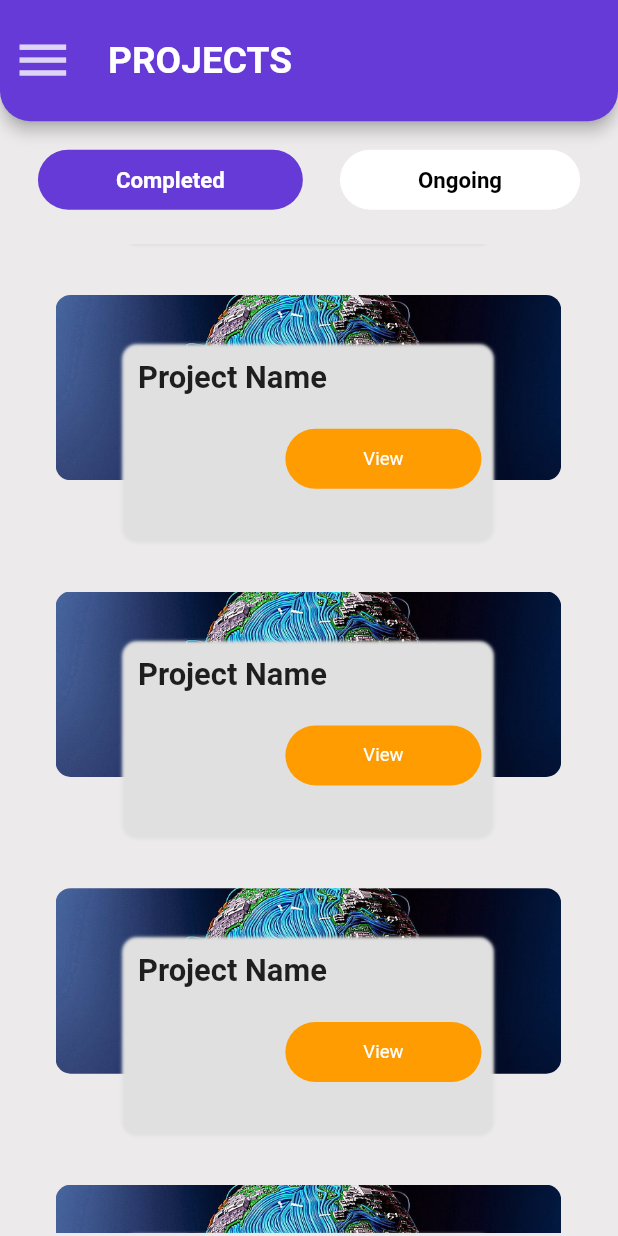
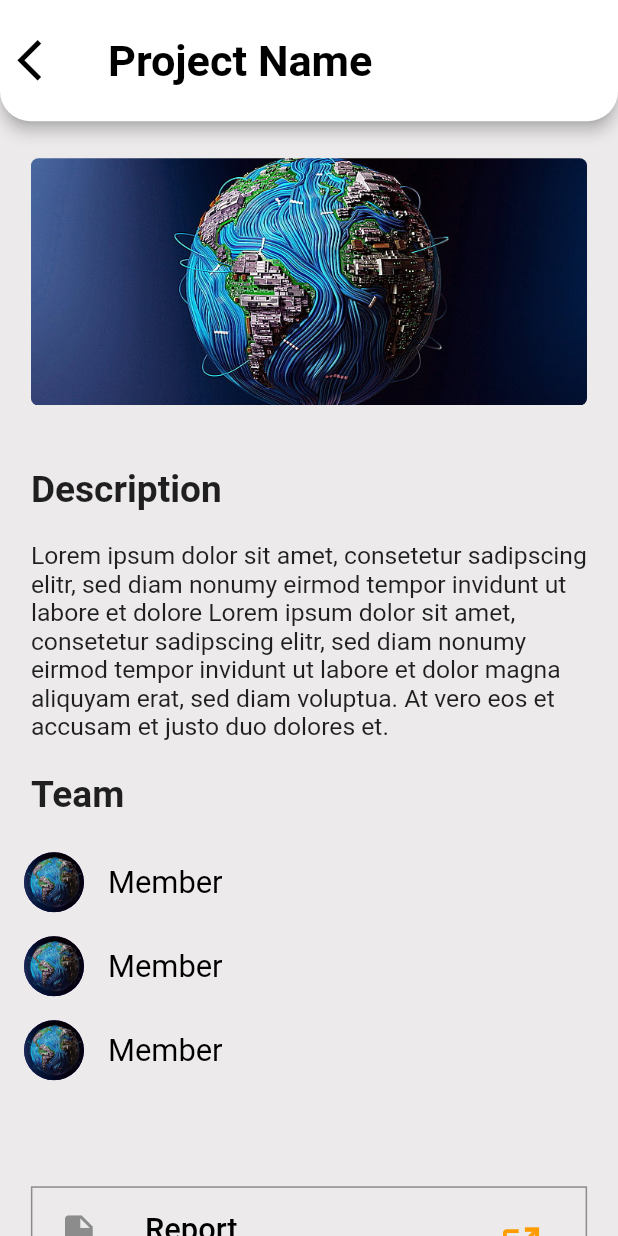
Before and after one commit to open-roboclub/roboclub-flutter, a Flutter app: the ProjectScreen screen opened directly, scrolled down 576 dp, after a tap on "View", on a phone screen of 412 x 824 dp. Run offline on Flutter 3.47's test engine with Material 2 defaults, Android fonts, the phone set to English and light mode, and no system bars; our stand-ins replace cloud_firestore, firebase_auth, google_fonts, google_maps_flutter, google_sign_in and 2 more; missing offline and left inert: dart:ffi, dart:html; accounts and stored records are empty; Roboto replaces fonts that are missing (Signatra).

Commit message:
notification and project info ui

```diff
--- a/lib/helper/custom_icons.dart
+++ b/lib/helper/custom_icons.dart
@@ -59,3 +59,14 @@ class SocialMedia {
   static const IconData linkedin = IconData(0xf31b, fontFamily: _kFontFam, fontPackage: _kFontPkg);
   static const IconData instagram = IconData(0xf31f, fontFamily: _kFontFam, fontPackage: _kFontPkg);
 }
+
+
+class Report {
+  Report._();
+
+  static const _kFontFam = 'Report';
+  static const  _kFontPkg = null;
+
+  static const IconData icon_ionic_md_open = IconData(0xe800, fontFamily: _kFontFam, fontPackage: _kFontPkg);
+  static const IconData icon_ionic_md_document = IconData(0xe801, fontFamily: _kFontFam, fontPackage: _kFontPkg);
+}
--- a/lib/models/project.dart
+++ b/lib/models/project.dart
@@ -0,0 +1,36 @@
+import 'dart:html';
+
+class Project {
+  String name;
+  String description;
+  List<String> team;
+  File file;
+  String link;
+
+  Project({
+    this.description,
+    this.name,
+    this.team,
+    this.file,
+    this.link,
+  });
+
+  Map toMap(Project project) {
+    var data = Map<String, dynamic>();
+    data['name'] = project.name;
+    data['description'] = project.description;
+    data['team'] = project.team;
+    data['file'] = project.file;
+    data['link'] = project.link;
+    return data;
+  }
+
+  // Named constructor
+  Project.fromMap(Map<String, dynamic> mapData) {
+    this.name = mapData['name'];
+    this.description = mapData['description'];
+    this.team = mapData['team'];
+    this.file = mapData['file'];
+    this.link = mapData['link'];
+  }
+}
--- /dev/null
+++ b/lib/screens/project_info.dart
@@ -0,0 +1,120 @@
+import 'package:flutter/material.dart';
+import 'package:roboclub_flutter/helper/custom_icons.dart';
+import 'package:roboclub_flutter/helper/dimensions.dart';
+import 'package:roboclub_flutter/widgets/appBar.dart';
+
+class ProjectInfo extends StatefulWidget {
+  @override
+  _ProjectInfoState createState() => _ProjectInfoState();
+}
+
+class _ProjectInfoState extends State<ProjectInfo> {
+  var vpH;
+  var vpW;
+  @override
+  Widget build(BuildContext context) {
+    vpH = getViewportHeight(context);
+    vpW = getViewportWidth(context);
+    var heading = TextStyle(fontSize: vpH*0.03,fontWeight:FontWeight.bold);
+    return SafeArea(
+      child: Scaffold(
+        appBar: appBar(
+          context,
+          strTitle: "Project Name",
+          isDrawer: false,
+          isNotification: false,
+        ),
+        body: SingleChildScrollView(
+        child:Column(
+            children: [
+              Padding(padding: EdgeInsets.symmetric(vertical:vpH*0.03),
+              child: Center(
+                child:Container(
+                  height: vpH * 0.20,
+                  width: vpW * 0.9,
+                  child: ClipRRect(
+                    borderRadius: BorderRadius.circular(5.0),
+                    child: Image.asset(
+                      'assets/img/placeholder.jpg',
+                      fit: BoxFit.cover,
+                    ),
+                  ),
+                ),
+              ),),
+              Padding(padding: EdgeInsets.symmetric(vertical:vpH*0.02,horizontal: vpW*0.05),
+                child:Align(
+                  alignment: Alignment.topLeft,
+                  child:Text("Description",style: heading,),
+                ),
+              ),
+              Padding(padding: EdgeInsets.symmetric(vertical:vpH*0.005,horizontal: vpW*0.05),
+                child:Align(
+                  alignment: Alignment.topLeft,
+                  child:Text("Lorem ipsum dolor sit amet, consetetur sadipscing elitr, sed diam nonumy eirmod tempor invidunt ut labore et dolore Lorem ipsum dolor sit amet, consetetur sadipscing elitr, sed diam nonumy eirmod tempor invidunt ut labore et dolor magna aliquyam erat, sed diam voluptua. At vero eos et accusam et justo duo dolores et.",style: TextStyle(fontSize: vpH*0.02),),
+                ),
+              ),
+              Padding(padding: EdgeInsets.symmetric(vertical:vpH*0.02,horizontal: vpW*0.05),
+                child:Align(
+                  alignment: Alignment.topLeft,
+                  child:Text("Team",style: heading,),
+                ),
+              ),
+              Container(
+                height: vpH * 0.25,
+                width: vpW,
+                child: true
+                    ? ListView.builder(
+                        physics: BouncingScrollPhysics(),
+                        shrinkWrap: true,
+                        itemCount: 3,
+                        scrollDirection: Axis.vertical,
+                        itemBuilder: (context, index) {
+                          return ListTile(
+                            leading: CircleAvatar(backgroundImage:  AssetImage('assets/img/placeholder.jpg'),),
+                            title: Text("Member",style: TextStyle(color:Colors.black,fontSize: vpH*0.025),),);
+                        },
+                      )
+                    : Center(
+                        child: Text('No Members Yet'),
+                      ),
+              ),
+              Padding(padding: EdgeInsets.symmetric(vertical: vpH*0.03),
+              child:Container(
+                height: vpH * 0.09,
+                width: vpW * 0.9,
+                padding:  EdgeInsets.all(3.0),
+                decoration: BoxDecoration(
+                  border: Border.all(color: Color(0XFF8C8C8C)),
+                ),
+                child:ListTile(
+                  leading:Icon(Report.icon_ionic_md_document,color: Color(0XFF8C8C8C),),
+                  title: Text("Report",style: TextStyle(color:Colors.black,fontSize: vpH*0.025,fontWeight: FontWeight.w500),),
+                  subtitle: Text('pdf file'),
+                  trailing: IconButton(
+                    icon:Icon(Report.icon_ionic_md_open,color: Color(0XFFFF9C01),),
+                    onPressed: () {  },
+                  ),
+                ),
+              ),),
+              Padding(padding: EdgeInsets.symmetric(vertical:vpH*0.02,horizontal: vpW*0.05),
+                child:Align(
+                  alignment: Alignment.topLeft,
+                  child:Text("Check out the project",style: heading,),
+                ),
+              ),
+              Padding(padding: EdgeInsets.symmetric(vertical:vpH*0.02,horizontal: vpW*0.05),
+                child:Align(
+                  alignment: Alignment.topLeft,
+                  child:Text("Github link",style: TextStyle(color:Color(0XFF707070),fontSize: vpH*0.02),),
+                ),
+              ),
+            ],
+          ),
+        ),
+      ),
+    );
+
+  }
+
+
+}
--- a/lib/widgets/comp_projects_card.dart
+++ b/lib/widgets/comp_projects_card.dart
@@ -1,5 +1,6 @@
 import 'package:flutter/material.dart';
 import 'package:roboclub_flutter/helper/dimensions.dart';
+import 'package:roboclub_flutter/screens/project_info.dart';
 
 class CompletedProjectCard extends StatelessWidget {
   @override
@@ -78,7 +79,12 @@ class CompletedProjectCard extends StatelessWidget {
                                   fontSize: vpH * 0.015,
                                 )),
                             textColor: Colors.white,
-                            onPressed: () {},
+                            onPressed: () {
+                              Navigator.push(
+                                context,
+                                MaterialPageRoute(builder: (context) => ProjectInfo()),
+                              );
+                            },
                           ),
                         ),
                       ),
--- a/pubspec.yaml
+++ b/pubspec.yaml
@@ -40,6 +40,7 @@ dependencies:
   youtube_player_flutter: ^6.0.3+2
   google_maps_flutter: ^0.5.25+3
   location: ^3.0.0
+
 
 dev_dependencies:
   flutter_test:
@@ -85,5 +86,8 @@ flutter:
     - family: SocialMedia
       fonts:
         - asset: assets/icons/SocialMedia.ttf
+    - family: Report
+      fonts:
+        - asset: assets/icons/Report.ttf
   # For details regarding fonts from package dependencies,
   # see https://flutter.dev/custom-fonts/#from-packages
```
Also changed, not shown: lib/forms/contribution.dart (+19 -12 lines), lib/screens/contributor_screen.dart (+35 -39 lines), lib/screens/notification_screen.dart (+21 -2 lines), lib/widgets/contribution_card.dart (+116 -129 lines), lib/widgets/notification_card.dart (+52 -13 lines), lib/widgets/ongoing_projects_card.dart (+10 -4 lines), assets/icons/Report.ttf (added).
